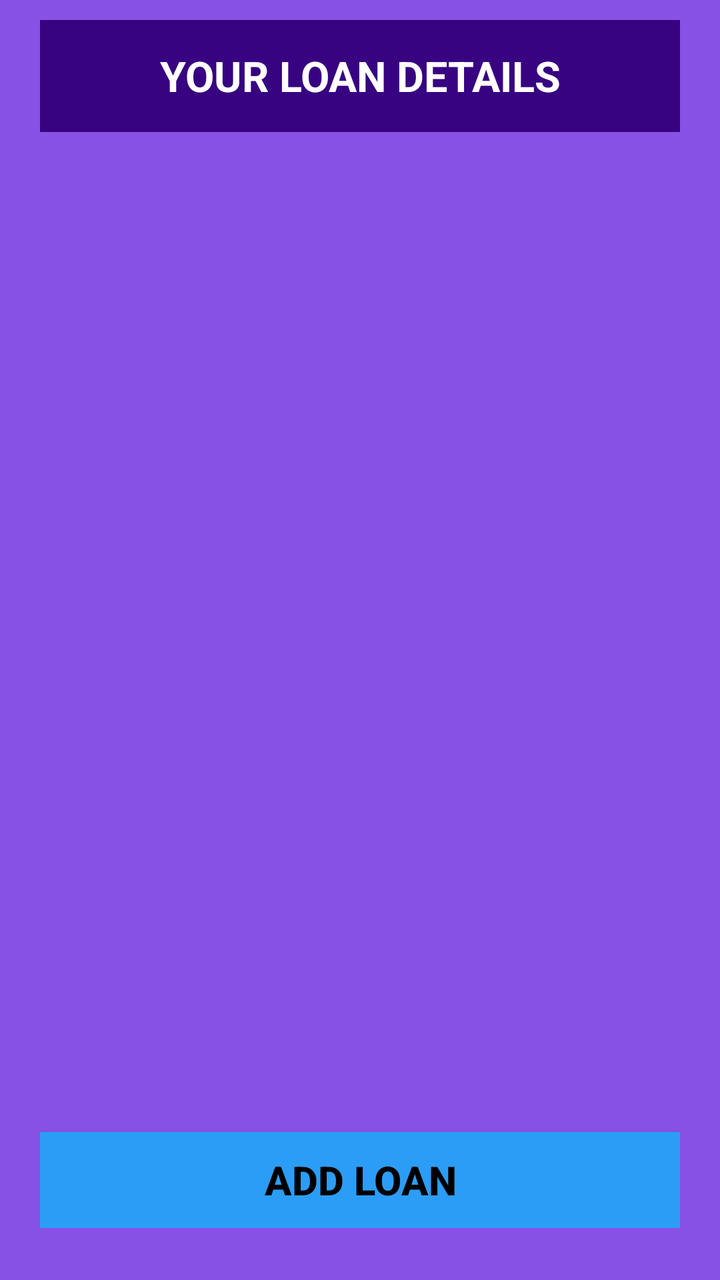
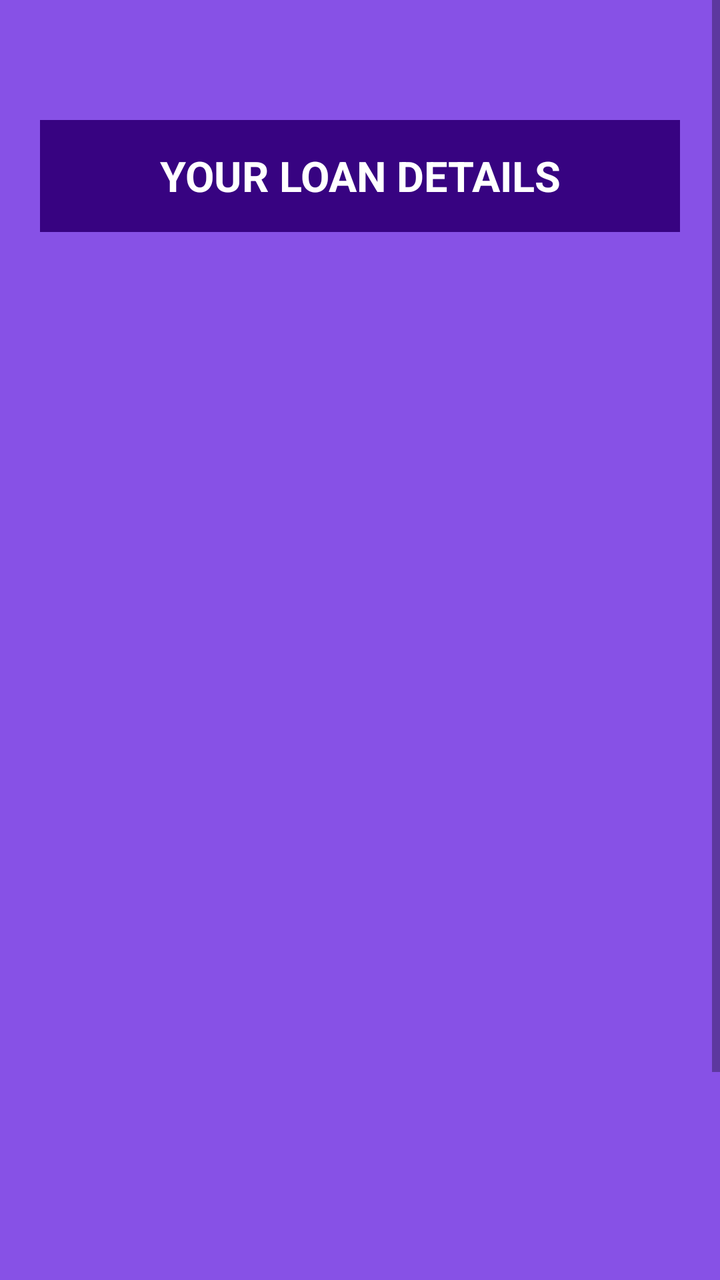

An Android layout rendered at two revisions. The XML below is the earlier revision; the diff shows what the commit changed to produce the second picture.
<!-- AndroidManifest.xml: application theme Theme.FinanceFit -->
<!-- res/layout/activity_loan.xml -->
<?xml version="1.0" encoding="utf-8"?>
<ScrollView xmlns:android="http://schemas.android.com/apk/res/android"
    xmlns:app="http://schemas.android.com/apk/res-auto"
    xmlns:tools="http://schemas.android.com/tools"
    android:layout_width="match_parent"
    android:layout_height="match_parent"
    android:background="#8751E6">

    <LinearLayout
        android:layout_width="match_parent"
        android:layout_height="match_parent"
        android:paddingRight="20sp"
        android:paddingLeft="20sp"
        android:background="#8751E6"
        android:paddingTop="10sp"
        android:orientation="vertical"
        tools:context=".Portfolio">

        <RelativeLayout
            android:layout_width="match_parent"
            android:layout_height="?actionBarSize"
            android:background="#370381"
            android:id="@+id/ToolbarDash">

            <TextView
                android:layout_width="match_parent"
                android:layout_height="wrap_content"
                android:textSize="21sp"
                android:textStyle="bold"
                android:textColor="#fff"
                android:text="YOUR LOAN DETAILS"
                android:textAlignment="center"
                android:layout_centerVertical="true"/>
        </RelativeLayout>
        <LinearLayout
            android:layout_width="match_parent"
            android:layout_height="500sp"
            android:orientation="vertical">
            <androidx.recyclerview.widget.RecyclerView
                android:id="@+id/loanView"
                android:layout_width="match_parent"
                android:layout_height="match_parent"
                android:layout_marginTop="30sp"
                android:scrollbars="vertical"
                android:clipToPadding="false"
                android:paddingBottom="110sp" />
            <TextView
                android:layout_width="match_parent"
                android:layout_height="match_parent"
                android:gravity="center"
                android:visibility="invisible"
                android:text="No Loan/ EMI Added"
                android:id="@+id/txtrecyclerText"
                />

        </LinearLayout>

        <androidx.appcompat.widget.AppCompatButton
            android:layout_width="match_parent"
            android:layout_height="wrap_content"
            android:layout_marginTop="0sp"
            android:text="Add Loan"
            android:textColor="#000"
            android:textSize="20sp"
            android:layout_gravity="center"
            android:textStyle="bold"
            android:background="#2C9DF6"
            android:id="@+id/btnadda"/>


    </LinearLayout>
</ScrollView>
<!-- resources referenced by this layout -->
<resources>
  <style name="Theme.FinanceFit" parent="Theme.MaterialComponents.DayNight.NoActionBar">
          
          <item name="colorPrimary">@color/purple_500</item>
          <item name="colorPrimaryVariant">@color/purple_700</item>
          <item name="colorOnPrimary">@color/white</item>
          
          <item name="colorSecondary">@color/teal_200</item>
          <item name="colorSecondaryVariant">@color/teal_700</item>
          <item name="colorOnSecondary">@color/black</item>
          
          <item name="android:statusBarColor">#130041</item>
  
          
      </style>
  <color name="purple_500">#FF6200EE</color>
  <color name="purple_700">#FF3700B3</color>
  <color name="white">#FFFFFFFF</color>
  <color name="teal_200">#FF03DAC5</color>
  <color name="teal_700">#FF018786</color>
  <color name="black">#FF000000</color>
</resources>

<!-- the commit's change to res/layout/activity_loan.xml (unified diff, before → after) -->
@@ -19,6 +19,7 @@
         <RelativeLayout
             android:layout_width="match_parent"
             android:layout_height="?actionBarSize"
+            android:layout_marginTop="50sp"
             android:background="#370381"
             android:id="@+id/ToolbarDash">
 
@@ -58,7 +59,7 @@
         <androidx.appcompat.widget.AppCompatButton
             android:layout_width="match_parent"
             android:layout_height="wrap_content"
-            android:layout_marginTop="0sp"
+            android:layout_marginTop="100sp"
             android:text="Add Loan"
             android:textColor="#000"
             android:textSize="20sp"
